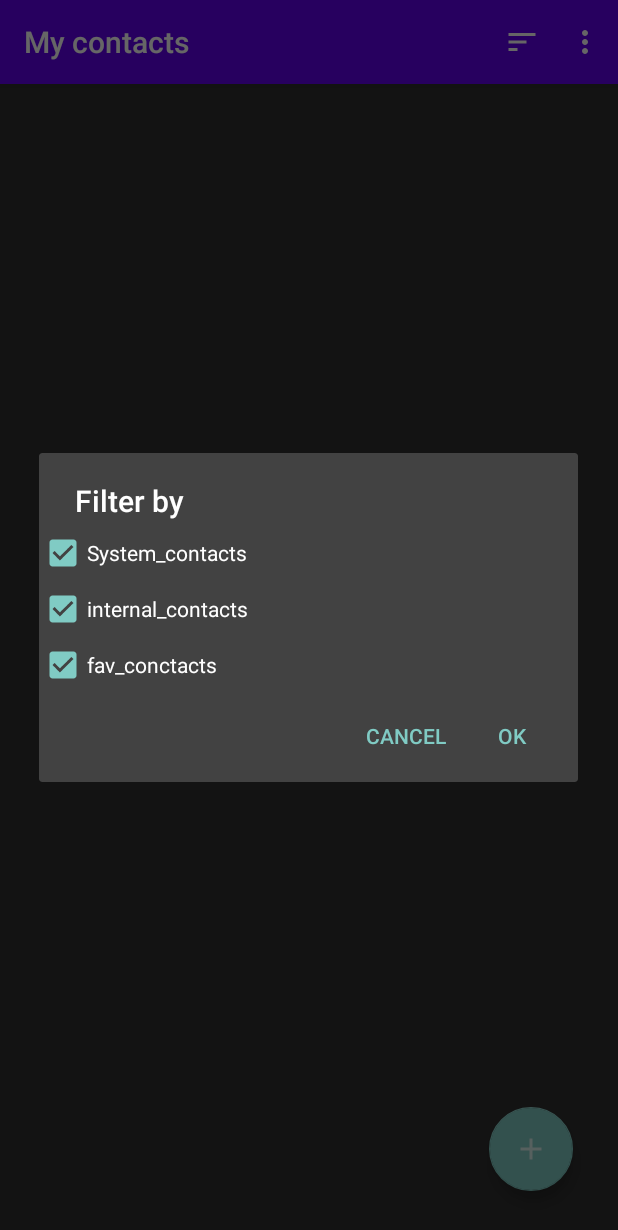
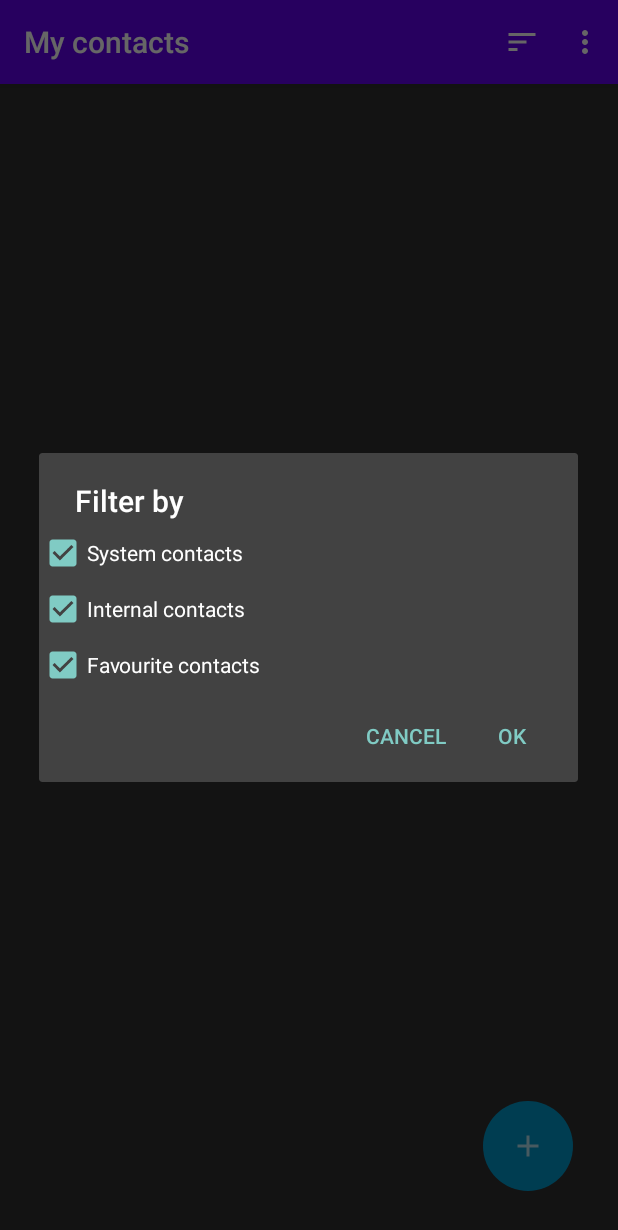
Before and after one commit to lubenard/ft_hangout, an Android app: the screen it shows after launch (MainActivity), after a tap on "Sort by", on a phone screen of 412 x 824 dp. Shown: the top 1230 px of the screen. Run offline under Robolectric (Android 15) with nearby library versions, the phone set to English and light mode, and no system bars; 1 statement that could not run was skipped.

Commit message:
Completely removed Google fab + updated tranlations + improved code

```diff
--- a/app/src/main/java/com/lubenard/ft_hangouts/MainFragment.java
+++ b/app/src/main/java/com/lubenard/ft_hangouts/MainFragment.java
@@ -23,6 +23,7 @@ import android.view.View;
 
 import android.view.ViewGroup;
 import android.widget.CheckBox;
+import android.widget.ImageButton;
 import android.widget.ListView;
 
 import java.net.Inet4Address;
@@ -65,7 +66,7 @@ public class MainFragment extends Fragment {
 
         fragmentManager = getActivity().getSupportFragmentManager();
 
-        FloatingActionButton fab = view.findViewById(R.id.fab);
+        ImageButton fab = view.findViewById(R.id.fab);
         fab.setOnClickListener(view13 -> createNewContact());
 
         listView.setOnItemClickListener((adapterView, view1, i, l) -> {
--- a/app/src/main/java/com/lubenard/ft_hangouts/SMSReceiverBroadcastReceiver.java
+++ b/app/src/main/java/com/lubenard/ft_hangouts/SMSReceiverBroadcastReceiver.java
@@ -22,10 +22,9 @@ public class SMSReceiverBroadcastReceiver extends BroadcastReceiver {
         SharedPreferences preferences = PreferenceManager.getDefaultSharedPreferences(context);
 
         Bundle myBundle = intent.getExtras();
-        SmsMessage [] messages = null;
+        SmsMessage [] messages;
 
-        if (myBundle != null)
-        {
+        if (myBundle != null) {
             Object[] pdus = (Object[]) myBundle.get("pdus");
             messages = new SmsMessage[pdus.length];
 
--- /dev/null
+++ b/app/src/main/res/drawable/fab_background.xml
@@ -0,0 +1,9 @@
+<?xml version="1.0" encoding="utf-8"?>
+<selector xmlns:android="http://schemas.android.com/apk/res/android">
+    <item>
+        <shape android:shape="oval">
+            <solid android:color="@android:color/holo_blue_dark" />
+            <size android:width="60dp" android:height="60dp" />
+        </shape>
+    </item>
+</selector>
--- a/app/src/main/res/layout/custom_filter_alertdialog.xml
+++ b/app/src/main/res/layout/custom_filter_alertdialog.xml
@@ -10,7 +10,7 @@
         android:layout_height="wrap_content"
         android:layout_marginTop="5dp"
         android:checked="true"
-        android:text="System_contacts" />
+        android:text="@string/system_contacts" />
 
     <CheckBox
         android:id="@+id/show_internal_contacts"
@@ -18,7 +18,7 @@
         android:layout_height="wrap_content"
         android:checked="true"
         android:layout_marginTop="5dp"
-        android:text="internal_contacts" />
+        android:text="@string/internal_contacts" />
 
     <CheckBox
         android:id="@+id/show_fav_contacts"
@@ -26,5 +26,5 @@
         android:layout_height="wrap_content"
         android:checked="true"
         android:layout_marginTop="5dp"
-        android:text="fav_conctacts" />
+        android:text="@string/fav_conctacts" />
 </LinearLayout>
--- a/app/src/main/res/layout/edit_contact_fragment.xml
+++ b/app/src/main/res/layout/edit_contact_fragment.xml
@@ -62,7 +62,6 @@
         android:layout_width="match_parent"
         android:layout_height="wrap_content"
         android:layout_marginTop="25dp"
-
         android:textSize="20dp"
         android:layout_marginLeft="5dp"
         android:text="@string/email" />
@@ -108,7 +107,7 @@
         android:layout_width="match_parent"
         android:layout_height="wrap_content"
         android:ems="10"
-        android:hint="01/17/1000"
+        android:hint="01/17/2000"
         android:layout_marginHorizontal="@dimen/horizontal_fields_contacts"
         android:inputType="date" />
 </LinearLayout>
--- a/app/src/main/res/layout/fragment_first.xml
+++ /dev/null
@@ -1,25 +0,0 @@
-<?xml version="1.0" encoding="utf-8"?>
-<LinearLayout xmlns:android="http://schemas.android.com/apk/res/android"
-    android:layout_width="match_parent"
-    android:layout_height="match_parent"
-    xmlns:app="http://schemas.android.com/apk/res-auto"
-    android:orientation="vertical">
-
-    <!--<androidx.appcompat.widget.Toolbar
-        android:id="@+id/main_toolbar"
-        android:layout_width="match_parent"
-        android:layout_height="?attr/actionBarSize"
-        android:background="?attr/colorPrimary"
-        android:elevation="4dp"
-        android:theme="@style/ThemeOverlay.AppCompat.ActionBar"
-        app:popupTheme="@style/ThemeOverlay.AppCompat.Light"
-        app:title="@string/app_name"
-        app:menu="@menu/menu_main"
-        app:titleTextColor="@color/white"/>-->
-
-    <ListView
-        android:id="@+id/main_list"
-        android:layout_width="match_parent"
-        android:layout_height="match_parent" />
-
-</LinearLayout>
--- a/app/src/main/res/layout/main_fragment.xml
+++ b/app/src/main/res/layout/main_fragment.xml
@@ -7,12 +7,16 @@
     android:layout_height="match_parent"
     tools:context=".MainActivity">
 
-    <include layout="@layout/fragment_first" />
+    <ListView
+        android:id="@+id/main_list"
+        android:layout_width="match_parent"
+        android:layout_height="match_parent" />
 
-    <com.google.android.material.floatingactionbutton.FloatingActionButton
+    <ImageButton
         android:id="@+id/fab"
         android:layout_width="wrap_content"
         android:layout_height="wrap_content"
+        android:background="@drawable/fab_background"
         android:layout_gravity="bottom|end"
         android:layout_margin="@dimen/fab_margin"
         app:srcCompat="@drawable/baseline_add_24" />
--- a/app/src/main/res/values/strings.xml
+++ b/app/src/main/res/values/strings.xml
@@ -49,10 +49,17 @@
     <string name="action_save">Save this contact</string>
     <string name="ui_header_color_title">Color of header</string>
     <string name="settings_ui_header_color_default">(Default) Purple</string>
-    <string name="settings_ui_header_color_black">Noir</string>
+    <string name="settings_ui_header_color_black">Black</string>
     <string name="settings_ui_header_color_blue">Blue</string>
     <string name="settings_ui_header_color_red">Red</string>
     <string name="settings_ui_header_color_green">Green</string>
     <string name="action_filter">Sort by</string>
     <string name="filter_by">Filter by</string>
+    <string name="system_contacts">System contacts</string>
+    <string name="internal_contacts">Internal contacts</string>
+    <string name="fav_conctacts">Favourite contacts</string>
+    <string name="permission_denied_red_contacts">This app need to be able to read your contact to be able to import them</string>
+    <string name="all_system_contacts_imported">All systems contacts have been imported</string>
+    <string name="contact_app">Contact App</string>
+    <string name="send_mail">Send email...</string>
 </resources>
```
Also changed, not shown: app/src/main/java/com/lubenard/ft_hangouts/CustomListAdapter.java (+4 -35 lines), app/src/main/java/com/lubenard/ft_hangouts/CustomMessageListAdapter.java (+2 -30 lines), app/src/main/java/com/lubenard/ft_hangouts/SettingsFragment.java (+9 -11 lines), app/src/main/res/layout/message_fragment.xml (+10 -5 lines), 1 other file.
